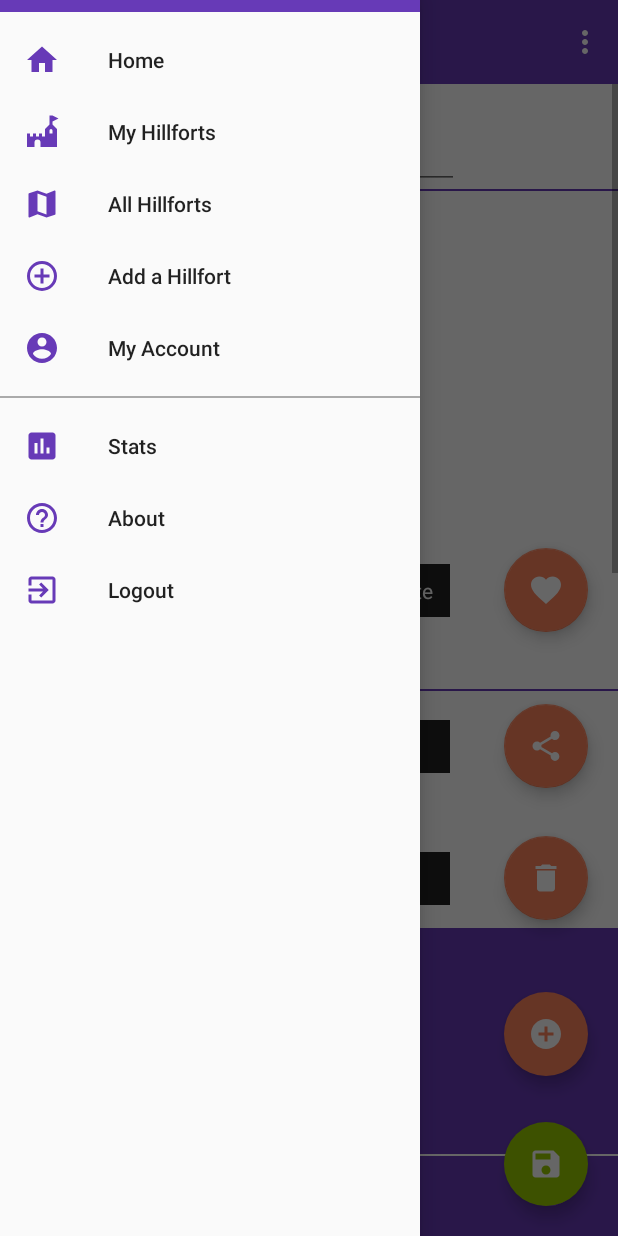
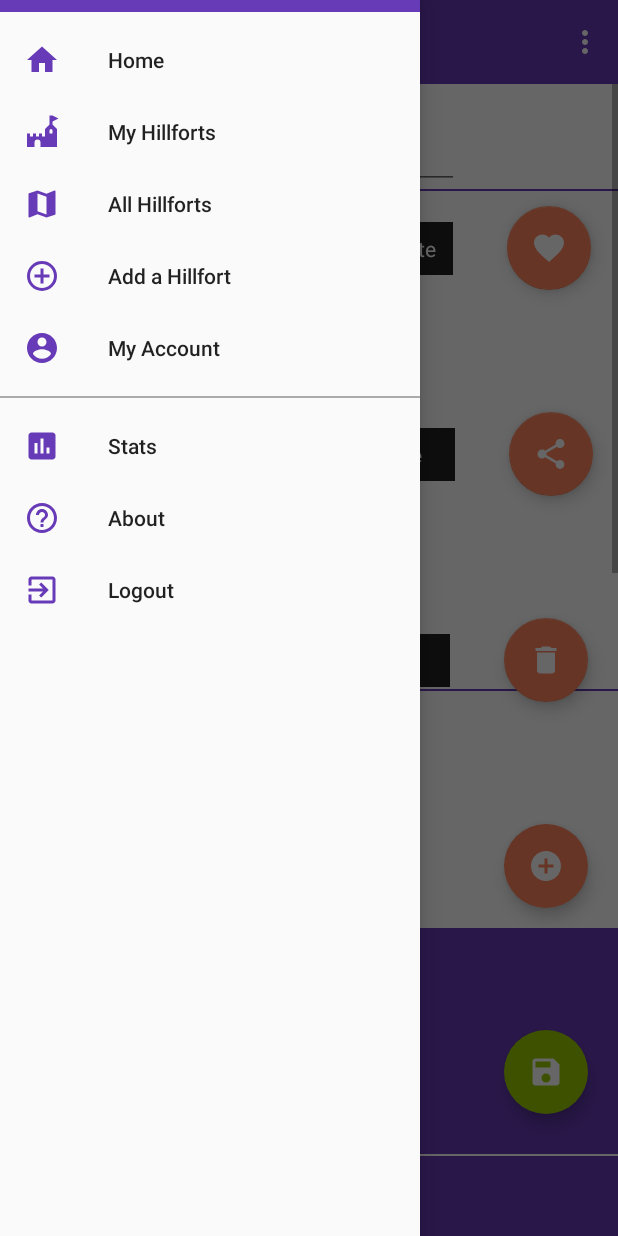
Before and after one commit to luke-foxed/Hillforty, an Android app: the HillfortView screen opened directly, with no data from a screen before it, with the side drawer open, on a phone screen of 412 x 824 dp. Run offline under Robolectric (Android 15) with nearby library versions, the phone set to English and light mode, and no system bars; our stand-ins replace Room's generated code; libraries missing offline, so code that uses them is left out: com.tbuonomo.viewpagerdotsindicator.

Commit message:
Better alligned context buttons

```diff
--- a/app/src/main/java/org/wit/hillfortapp/views/hillfort/HillfortView.kt
+++ b/app/src/main/java/org/wit/hillfortapp/views/hillfort/HillfortView.kt
@@ -105,9 +105,11 @@ class HillfortView : BaseView(),
 
                 isFabOpen = true
             }
-
         }
 
+        fabMoreDelete.setOnClickListener {
+            presenter.doDelete()
+        }
 
         hillfortSaveFAB.setOnClickListener {
             if (listOf(
--- a/app/src/main/res/layout/content_hillfort_fab.xml
+++ b/app/src/main/res/layout/content_hillfort_fab.xml
@@ -11,7 +11,6 @@
         android:layout_height="wrap_content"
         android:layout_alignParentEnd="true"
         android:layout_alignParentBottom="true"
-        android:layout_marginBottom="20dp"
         android:background="?android:attr/selectableItemBackground"
         android:clickable="true"
         android:elevation="16dp"
@@ -21,10 +20,10 @@
         app:backgroundTint="@color/colorAccent"
         app:layout_constraintBottom_toTopOf="@+id/fabMoreDelete"
         app:layout_constraintEnd_toEndOf="parent"
-        app:layout_constraintHorizontal_bias="0.943"
+        app:layout_constraintHorizontal_bias="0.954"
         app:layout_constraintStart_toStartOf="parent"
-        app:layout_constraintTop_toTopOf="parent"
-        app:layout_constraintVertical_bias="0.972"
+        app:layout_constraintTop_toBottomOf="@id/fabMoreFavourite"
+        app:layout_constraintVertical_bias="1.0"
         app:pressedTranslationZ="12dp"
         app:srcCompat="@drawable/ic_share" />
 
@@ -34,7 +33,6 @@
         android:layout_height="wrap_content"
         android:layout_alignParentEnd="true"
         android:layout_alignParentBottom="true"
-        android:layout_marginBottom="20dp"
         android:background="?android:attr/selectableItemBackground"
         android:clickable="true"
         android:elevation="16dp"
@@ -42,12 +40,12 @@
         android:tint="@android:color/white"
         android:visibility="visible"
         app:backgroundTint="@color/colorAccent"
-        app:layout_constraintBottom_toBottomOf="@id/fabMoreDelete"
+        app:layout_constraintBottom_toTopOf="@id/fabMoreShare"
         app:layout_constraintEnd_toEndOf="parent"
-        app:layout_constraintHorizontal_bias="0.943"
+        app:layout_constraintHorizontal_bias="0.95"
         app:layout_constraintStart_toStartOf="parent"
         app:layout_constraintTop_toTopOf="parent"
-        app:layout_constraintVertical_bias="0.642"
+        app:layout_constraintVertical_bias="0.80"
         app:pressedTranslationZ="12dp"
         app:srcCompat="@drawable/ic_favorite" />
 
@@ -125,8 +123,8 @@
         app:layout_constraintEnd_toEndOf="parent"
         app:layout_constraintHorizontal_bias="1.0"
         app:layout_constraintStart_toStartOf="parent"
-        app:layout_constraintTop_toTopOf="parent"
-        app:layout_constraintVertical_bias="0.913"
+        app:layout_constraintTop_toBottomOf="@id/fabMoreShare"
+        app:layout_constraintVertical_bias="1.0"
         app:pressedTranslationZ="12dp"
         app:srcCompat="@drawable/ic_delete" />
 
@@ -139,13 +137,12 @@
         android:backgroundTint="@color/colorAccent"
         android:clickable="true"
         android:focusable="true"
+        android:tint="@android:color/white"
         app:borderWidth="0dp"
-        android:tint="@android:color/white"
-        app:layout_constraintBottom_toBottomOf="parent"
+        app:layout_constraintBottom_toTopOf="@id/hillfortSaveFAB"
         app:layout_constraintEnd_toEndOf="parent"
-        app:layout_constraintHorizontal_bias="1.0"
-        app:layout_constraintTop_toTopOf="parent"
-        app:layout_constraintVertical_bias="0.85"
+        app:layout_constraintTop_toBottomOf="@id/fabMoreDelete"
+        app:layout_constraintVertical_bias="0.80"
         app:srcCompat="@drawable/ic_add_circle" />
 
     <com.google.android.material.floatingactionbutton.FloatingActionButton
@@ -157,14 +154,12 @@
         android:backgroundTint="@android:color/holo_green_light"
         android:clickable="true"
         android:focusable="true"
+        android:tint="@android:color/white"
         app:borderWidth="0dp"
-        android:layout_marginBottom="20dp"
-        android:tint="@android:color/white"
         app:layout_constraintBottom_toBottomOf="parent"
         app:layout_constraintEnd_toEndOf="parent"
-        app:layout_constraintHorizontal_bias="1.0"
-        app:layout_constraintTop_toTopOf="parent"
-        app:layout_constraintVertical_bias="1.0"
+        app:layout_constraintTop_toBottomOf="@id/hillfortMoreFAB"
+        app:layout_constraintVertical_bias="1.00"
         app:srcCompat="@drawable/ic_save" />
 
 
```
